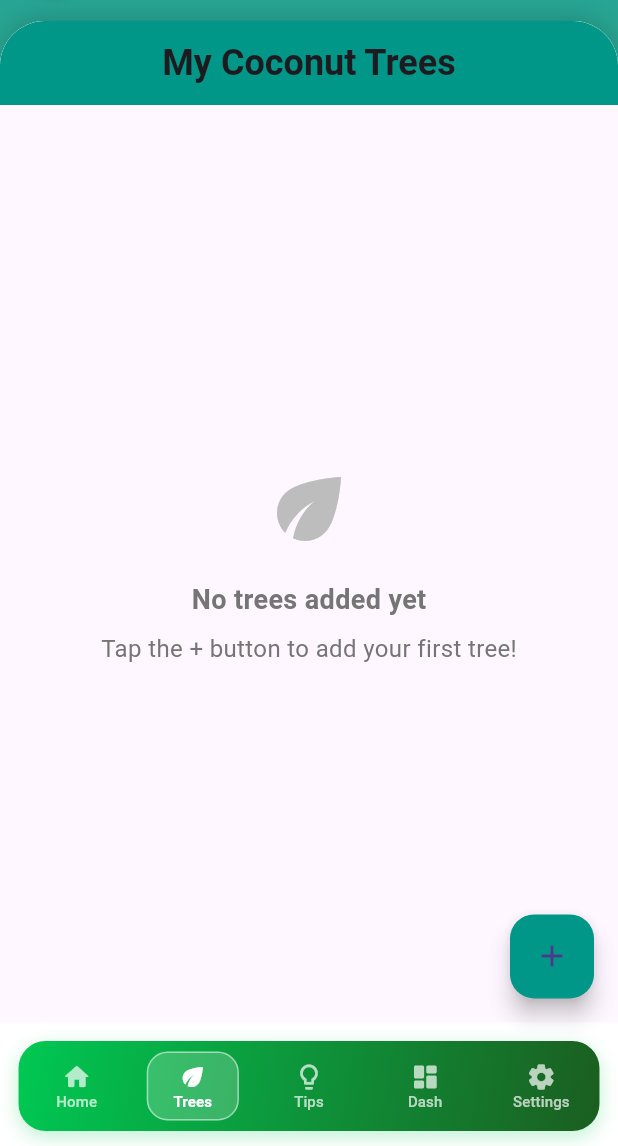
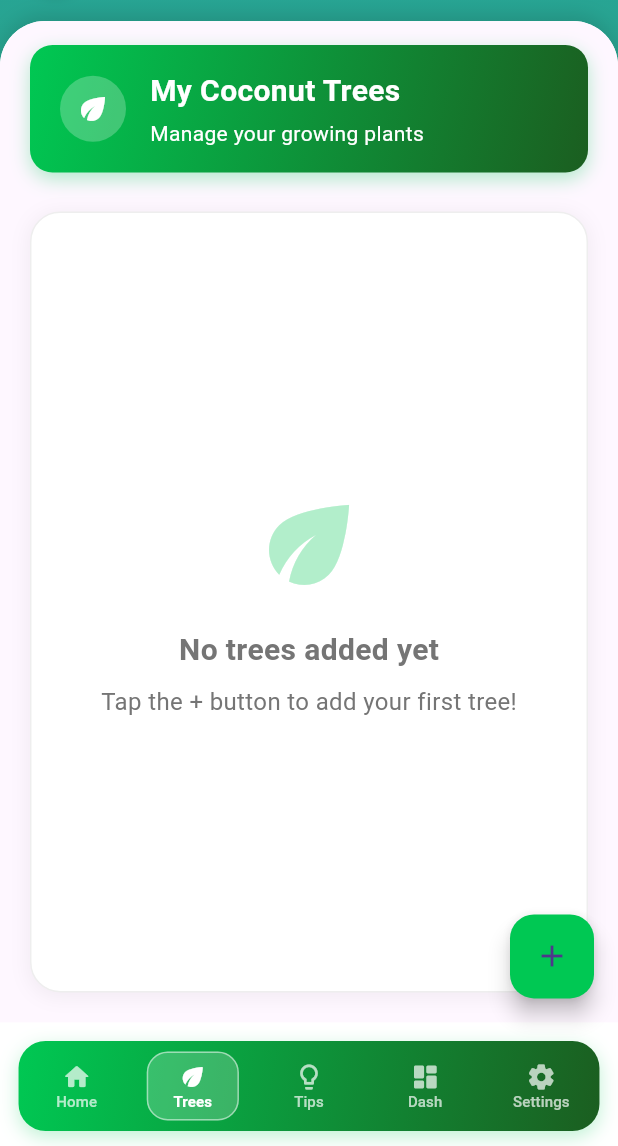
Before and after one commit to Senadheera-eng/Growmate, a Flutter app: the screen it shows once a user with an empty profile is signed in, item 2 of the bottom bar chosen, on a phone screen of 412 x 824 dp, the part 90-1236 px from its top. Run offline on Flutter 3.47's test engine with Material 3 defaults, Android fonts, the light colour scheme and no system bars; our stand-ins replace cloud_firestore, firebase_auth, firebase_core, firebase_storage, geocoding, geolocator and 3 more; accounts and stored records are empty.

Commit message:
Modifed My trees interface

```diff
--- a/lib/my_trees_section.dart
+++ b/lib/my_trees_section.dart
@@ -14,26 +14,41 @@ class MyTreesSection extends StatelessWidget {
     final user = FirebaseAuth.instance.currentUser;
 
     return Scaffold(
-      appBar: AppBar(
-        title: const Text(
-          'My Coconut Trees',
-          style: TextStyle(
-            fontWeight: FontWeight.bold,
-            fontFamily: 'Roboto',
-            fontSize: 24,
+      body: Column(
+        crossAxisAlignment: CrossAxisAlignment.start,
+        children: [
+          _buildHeader(),
+          Expanded(
+            child: Padding(
+              padding: const EdgeInsets.fromLTRB(20, 10, 20, 20),
+              child: Container(
+                decoration: BoxDecoration(
+                  color: Colors.white,
+                  borderRadius: BorderRadius.circular(20),
+                  boxShadow: [
+                    BoxShadow(
+                      color: Colors.black.withOpacity(0.05),
+                      blurRadius: 10,
+                      spreadRadius: 1,
+                      offset: const Offset(0, 2),
+                    ),
+                  ],
+                  border: Border.all(
+                    color: Colors.grey.shade200,
+                    width: 1,
                   ),
                 ),
-        centerTitle: true,
-        backgroundColor: Colors.teal,
-      ),
-      body: StreamBuilder<QuerySnapshot>(
+                child: StreamBuilder<QuerySnapshot>(
                   stream: FirebaseFirestore.instance
                       .collection('trees')
                       .where('userId', isEqualTo: user?.uid)
                       .snapshots(),
                   builder: (context, snapshot) {
                     if (snapshot.connectionState == ConnectionState.waiting) {
-            return const Center(child: CircularProgressIndicator());
+                      return const Center(
+                          child: CircularProgressIndicator(
+                        color: Color(0xFF00C853),
+                      ));
                     }
 
                     if (snapshot.hasError) {
@@ -45,12 +60,15 @@ class MyTreesSection extends StatelessWidget {
                         child: Column(
                           mainAxisAlignment: MainAxisAlignment.center,
                           children: [
-                  Icon(Icons.eco, size: 64, color: Colors.grey[400]),
+                            Icon(Icons.eco,
+                                size: 80,
+                                color:
+                                    const Color(0xFF00C853).withOpacity(0.3)),
                             const SizedBox(height: 16),
                             Text(
                               'No trees added yet',
                               style: TextStyle(
-                      fontSize: 18,
+                                fontSize: 20,
                                 color: Colors.grey[600],
                                 fontWeight: FontWeight.bold,
                               ),
@@ -68,9 +86,12 @@ class MyTreesSection extends StatelessWidget {
                       );
                     }
 
-          return GridView.builder(
-            padding: const EdgeInsets.all(16),
-            gridDelegate: const SliverGridDelegateWithFixedCrossAxisCount(
+                    return Padding(
+                      padding: const EdgeInsets.all(16.0),
+                      child: GridView.builder(
+                        padding: EdgeInsets.zero,
+                        gridDelegate:
+                            const SliverGridDelegateWithFixedCrossAxisCount(
                           crossAxisCount: 2,
                           childAspectRatio: 0.75,
                           crossAxisSpacing: 16,
@@ -85,8 +106,14 @@ class MyTreesSection extends StatelessWidget {
                           final tree = TreeModel.fromMap(data);
                           return TreeCard(tree: tree);
                         },
+                      ),
                     );
                   },
+                ),
+              ),
+            ),
+          ),
+        ],
       ),
       floatingActionButton: FloatingActionButton(
         onPressed: () {
@@ -95,8 +122,71 @@ class MyTreesSection extends StatelessWidget {
             MaterialPageRoute(builder: (context) => const AddTreePage()),
           );
         },
-        backgroundColor: Colors.teal,
+        backgroundColor: const Color(0xFF00C853),
         child: const Icon(Icons.add),
+      ),
+    );
+  }
+
+  Widget _buildHeader() {
+    return Container(
+      margin: const EdgeInsets.only(top: 16, bottom: 16, left: 20, right: 20),
+      padding: const EdgeInsets.symmetric(vertical: 16, horizontal: 20),
+      decoration: BoxDecoration(
+        gradient: const LinearGradient(
+          colors: [
+            Color(0xFF00C853),
+            Color(0xFF1B5E20),
+          ],
+          begin: Alignment.topLeft,
+          end: Alignment.bottomRight,
+        ),
+        borderRadius: BorderRadius.circular(15),
+        boxShadow: [
+          BoxShadow(
+            color: const Color(0xFF00C853).withOpacity(0.3),
+            blurRadius: 10,
+            offset: const Offset(0, 4),
+          ),
+        ],
+      ),
+      child: Row(
+        children: [
+          const CircleAvatar(
+            backgroundColor: Colors.white24,
+            radius: 22,
+            child: Icon(
+              Icons.eco,
+              color: Colors.white,
+              size: 24,
+            ),
+          ),
+          const SizedBox(width: 16),
+          Expanded(
+            child: Column(
+              crossAxisAlignment: CrossAxisAlignment.start,
+              children: const [
+                Text(
+                  'My Coconut Trees',
+                  style: TextStyle(
+                    color: Colors.white,
+                    fontWeight: FontWeight.bold,
+                    fontSize: 20,
+                  ),
+                ),
+                SizedBox(height: 4),
+                Text(
+                  'Manage your growing plants',
+                  style: TextStyle(
+                    color: Colors.white,
+                    fontSize: 14,
+                    fontWeight: FontWeight.w400,
+                  ),
+                ),
+              ],
+            ),
+          ),
+        ],
       ),
     );
   }
@@ -118,15 +208,30 @@ class TreeCard extends StatelessWidget {
           ),
         );
       },
-      child: Card(
-        elevation: 4,
-        shape: RoundedRectangleBorder(borderRadius: BorderRadius.circular(12)),
+      child: Container(
+        decoration: BoxDecoration(
+          color: Colors.white,
+          borderRadius: BorderRadius.circular(12),
+          boxShadow: [
+            BoxShadow(
+              color: Colors.black.withOpacity(0.05),
+              blurRadius: 5,
+              spreadRadius: 1,
+              offset: const Offset(0, 2),
+            ),
+          ],
+          border: Border.all(
+            color: Colors.grey.shade200,
+            width: 1,
+          ),
+        ),
         child: Column(
           crossAxisAlignment: CrossAxisAlignment.stretch,
           children: [
             Expanded(
               child: ClipRRect(
-                borderRadius: const BorderRadius.vertical(top: Radius.circular(12)),
+                borderRadius:
+                    const BorderRadius.vertical(top: Radius.circular(12)),
                 child: tree.photoUrls.isNotEmpty
                     ? Image.network(
                         tree.photoUrls[0],
@@ -139,32 +244,33 @@ class TreeCard extends StatelessWidget {
                                   ? loadingProgress.cumulativeBytesLoaded /
                                       loadingProgress.expectedTotalBytes!
                                   : null,
+                              color: const Color(0xFF00C853),
                             ),
                           );
                         },
                         errorBuilder: (context, error, stackTrace) {
                           return Container(
-                            color: Colors.grey[200],
+                            color: const Color(0xFF00C853).withOpacity(0.1),
                             child: const Icon(
                               Icons.error_outline,
-                              color: Colors.grey,
+                              color: Color(0xFF00C853),
                               size: 50,
                             ),
                           );
                         },
                       )
                     : Container(
-                        color: Colors.grey[200],
+                        color: const Color(0xFF00C853).withOpacity(0.1),
                         child: const Icon(
                           Icons.eco,
                           size: 50,
-                          color: Colors.grey,
+                          color: Color(0xFF00C853),
                         ),
                       ),
               ),
             ),
             Padding(
-              padding: const EdgeInsets.all(8.0),
+              padding: const EdgeInsets.all(12.0),
               child: Column(
                 crossAxisAlignment: CrossAxisAlignment.start,
                 children: [
@@ -172,7 +278,8 @@ class TreeCard extends StatelessWidget {
                     tree.name,
                     style: const TextStyle(
                       fontSize: 16,
-                      fontWeight: FontWeight.bold,
+                      fontWeight: FontWeight.w500,
+                      color: Color(0xFF424242),
                     ),
                     maxLines: 1,
                     overflow: TextOverflow.ellipsis,
@@ -181,27 +288,39 @@ class TreeCard extends StatelessWidget {
                   Text(
                     '${tree.ageInMonths} months old',
                     style: TextStyle(
-                      fontSize: 14,
-                      color: Colors.grey[600],
+                      fontSize: 13,
+                      color: Colors.grey.shade600,
                     ),
                   ),
                   if (tree.isDiseased)
                     Container(
-                      margin: const EdgeInsets.only(top: 4),
+                      margin: const EdgeInsets.only(top: 8),
                       padding: const EdgeInsets.symmetric(
-                        horizontal: 6,
-                        vertical: 2,
+                        horizontal: 8,
+                        vertical: 3,
                       ),
                       decoration: BoxDecoration(
-                        color: Colors.red[100],
-                        borderRadius: BorderRadius.circular(4),
+                        color: Colors.red.withOpacity(0.1),
+                        borderRadius: BorderRadius.circular(6),
                       ),
-                      child: const Text(
+                      child: Row(
+                        mainAxisSize: MainAxisSize.min,
+                        children: [
+                          Icon(
+                            Icons.warning_rounded,
+                            color: Colors.red.shade700,
+                            size: 12,
+                          ),
+                          const SizedBox(width: 4),
+                          Text(
                             'Diseased',
                             style: TextStyle(
                               fontSize: 12,
-                          color: Colors.red,
+                              color: Colors.red.shade700,
+                              fontWeight: FontWeight.w500,
                             ),
+                          ),
+                        ],
                       ),
                     ),
                 ],
```
Lines whose indentation alone changed are shown as unchanged.
